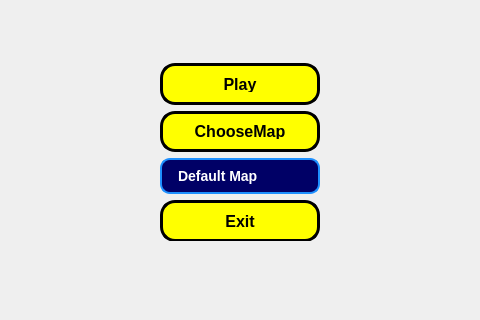
This is mainmenu.ui in AmirhoseinYadollahi/pacman-qt as Qt 5 draws it before an edit; both pictures show x 240 to 720 and y 177 to 497 of the 979 by 751 pixel window. The edited form follows.
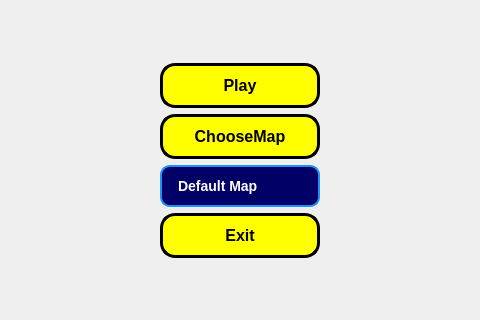
This is the edited form. Icons and pictures are not drawn.

Commit message: Fixed Qt resource file paths in the code

```diff
--- a/mainmenu.ui
+++ b/mainmenu.ui
@@ -38,7 +38,7 @@
       <x>400</x>
       <y>240</y>
       <width>160</width>
-      <height>178</height>
+      <height>195</height>
      </rect>
     </property>
     <layout class="QVBoxLayout" name="verticalLayout">
```
Left out of the diff: 2 changed lines with no effect on the pictures. The commit also changes 2 other files.
